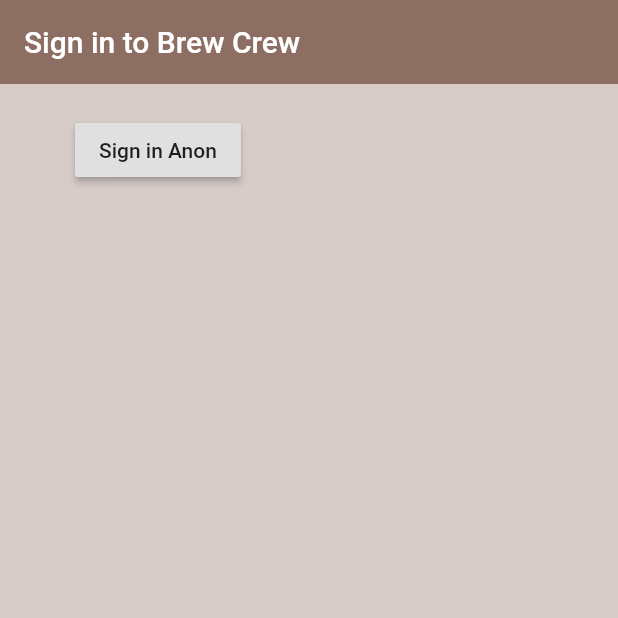
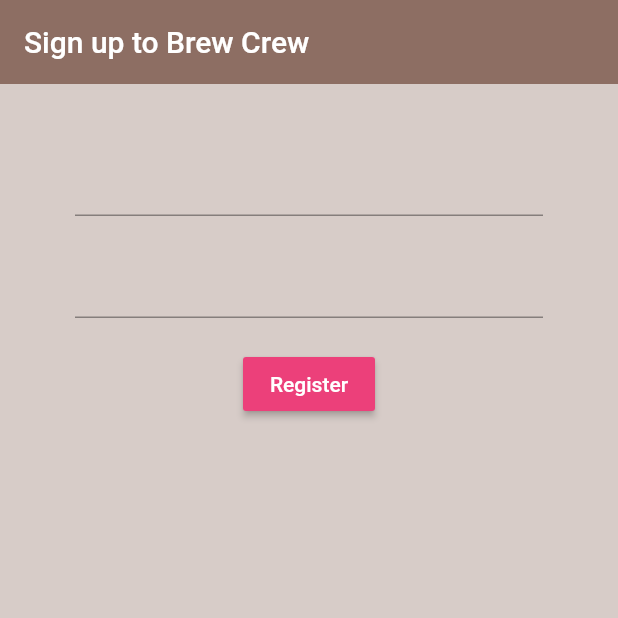
Before and after one commit to LaGrange-Group/Brew_Crew, a Flutter app: the screen it shows after launch, on a phone screen of 412 x 824 dp, the top half of it. Run offline on Flutter 3.47's test engine with Material 2 defaults, Android fonts, the phone set to English and light mode, and no system bars; our stand-ins replace firebase_auth; accounts and stored records are empty.

Commit message:
Listen for Authentication Stream Changes + Created Sign In and Register Form Pages

```diff
--- a/brew_crew/lib/main.dart
+++ b/brew_crew/lib/main.dart
@@ -1,5 +1,9 @@
 import 'package:brew_crew/screens/wrapper.dart';
 import 'package:flutter/material.dart';
+import 'package:provider/provider.dart';
+
+import 'models/user.dart';
+import 'services/auth.dart';
 
 void main() => runApp(MyApp());
 
@@ -7,8 +11,11 @@ class MyApp extends StatelessWidget {
   // This widget is the root of your application.
   @override
   Widget build(BuildContext context) {
-    return MaterialApp(
-      home: Wrapper(),
+    return StreamProvider<User>.value(
+      value: AuthService().user,
+      child: MaterialApp(
+        home: Wrapper(),
+      ),
     );
   }
 }
--- a/brew_crew/lib/screens/authenticate/authenticate.dart
+++ b/brew_crew/lib/screens/authenticate/authenticate.dart
@@ -1,3 +1,4 @@
+import 'package:brew_crew/screens/authenticate/register.dart';
 import 'package:brew_crew/screens/authenticate/sign_in.dart';
 import 'package:flutter/material.dart';
 
@@ -10,7 +11,7 @@ class _AuthenticateState extends State<Authenticate> {
   @override
   Widget build(BuildContext context) {
     return Container(
-      child: SignIn(),
+      child: Register(),
     );
   }
 }
--- /dev/null
+++ b/brew_crew/lib/screens/authenticate/register.dart
@@ -0,0 +1,65 @@
+import 'package:flutter/material.dart';
+
+import '../../services/auth.dart';
+import '../../services/auth.dart';
+
+class Register extends StatefulWidget {
+  @override
+  _RegisterState createState() => _RegisterState();
+}
+
+class _RegisterState extends State<Register> {
+
+  final AuthService _auth = AuthService();
+
+  String email = '';
+  String password = '';
+
+  @override
+  Widget build(BuildContext context) {
+    return Scaffold(
+      backgroundColor: Colors.brown[100],
+      appBar: AppBar(
+        backgroundColor: Colors.brown[400],
+        elevation: 0.0,
+        title: Text('Sign up to Brew Crew'),
+      ),
+      body: Container(
+        padding: EdgeInsets.symmetric(vertical: 20.0, horizontal: 50.0),
+        child: Form(
+          child: Column(
+            children: <Widget>[
+              SizedBox(height: 20),
+              TextFormField(
+                onChanged: (val) {
+                  setState(() => email = val);
+                },
+              ),
+              SizedBox(height: 20),
+              TextFormField(
+                obscureText: true,
+                onChanged: (val) {
+                  setState(() => password = val);
+                },
+              ),
+              SizedBox(height: 20),
+              RaisedButton(
+                color: Colors.pink[400],
+                child: Text(
+                  'Register',
+                  style: TextStyle(
+                      color: Colors.white
+                  ),
+                ),
+                onPressed: () async {
+                  print('Email: $email');
+                  print('Password: $password');
+                },
+              ),
+            ],
+          ),
+        ),
+      ),
+    );
+  }
+}
--- a/brew_crew/lib/screens/wrapper.dart
+++ b/brew_crew/lib/screens/wrapper.dart
@@ -1,11 +1,18 @@
 import 'package:brew_crew/screens/authenticate/authenticate.dart';
 import 'package:flutter/material.dart';
 import 'package:brew_crew/screens/home/home.dart';
+import 'package:provider/provider.dart';
+import 'package:brew_crew/models/user.dart';
+
+import 'authenticate/authenticate.dart';
+import 'home/home.dart';
 
 class Wrapper extends StatelessWidget {
   @override
   Widget build(BuildContext context) {
+    final user = Provider.of<User>(context);
+    print(user);
     //Return either home or authenticate widget
-    return Authenticate();
+    return user == null ? Authenticate() : Home();
   }
 }
--- a/brew_crew/pubspec.yaml
+++ b/brew_crew/pubspec.yaml
@@ -25,6 +25,7 @@ dependencies:
   cupertino_icons: ^0.1.2
   firebase_auth: ^0.15.3
   cloud_firestore: ^0.13.0+1
+  provider: ^4.0.1
 
 dev_dependencies:
   flutter_test:
```
Also changed, not shown: brew_crew/lib/screens/authenticate/sign_in.dart (+35 -11 lines), brew_crew/lib/screens/home/home.dart (+22 -2 lines), brew_crew/lib/services/auth.dart (+17 -0 lines), brew_crew/pubspec.lock.
